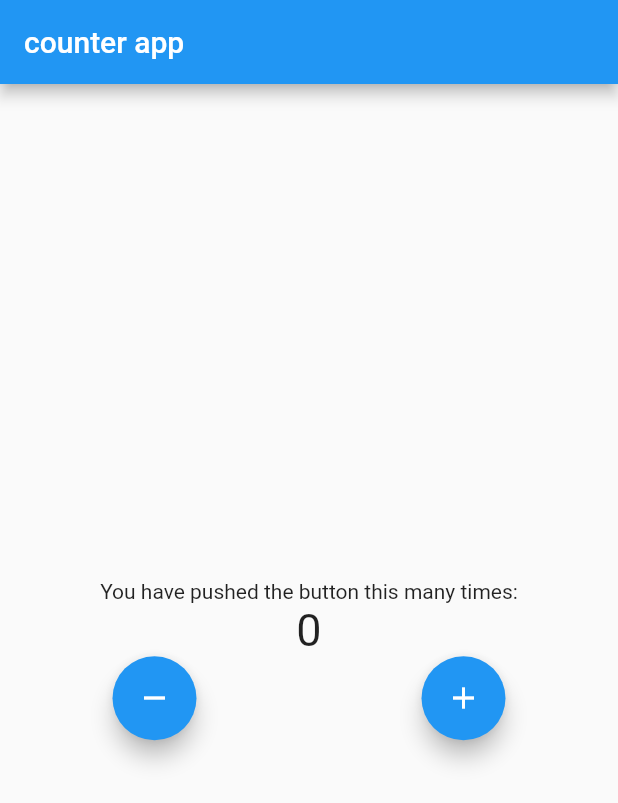
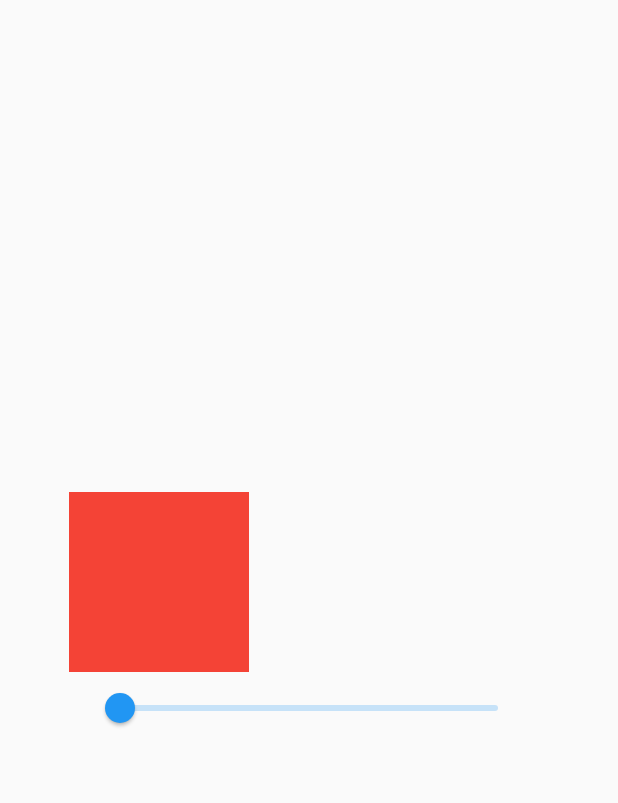
Before and after one commit to bhargav-dobariya/Flutter-Training2, a Flutter app: the screen it shows after launch, on a phone screen of 412 x 824 dp. Shown: the top 803 px of the screen. Run offline on Flutter 3.47's test engine with Material 2 defaults, Android fonts, the phone set to English and light mode, and no system bars.

Commit message:
practice on animation in flutter

```diff
--- a/lib/Screens/home_screen.dart
+++ /dev/null
@@ -1,60 +0,0 @@
-import 'package:flutter/material.dart';
-import 'package:flutter_bloc/flutter_bloc.dart';
-import 'package:google_login_app/cubit/counter_cubit.dart';
-
-class HomePage extends StatefulWidget {
-  const HomePage({Key? key}) : super(key: key);
-
-  @override
-  State<HomePage> createState() => _HomePageState();
-}
-
-class _HomePageState extends State<HomePage> {
-  @override
-  Widget build(BuildContext context) {
-    return Scaffold(
-      appBar: AppBar(
-        title: const Text("counter app"),
-      ),
-      body: Center(
-        child: Column(
-          mainAxisAlignment: MainAxisAlignment.center,
-          children: <Widget>[
-            const Text(
-              'You have pushed the button this many times:',
-            ),
-            BlocBuilder<CounterCubit, CounterState>(
-              builder: (context, state) {
-                return Text(
-                  state.counterValue.toString(),
-                  style: const TextStyle(fontSize: 30),
-                );
-              },
-            ),
-            // const Text("THIS IS WHERE THE COUNTER VALUE SHOULD BE DISPLAYED"),
-            Row(
-              mainAxisAlignment: MainAxisAlignment.spaceAround,
-              children: [
-                FloatingActionButton(
-                  onPressed: () {
-                    BlocProvider.of<CounterCubit>(context).decrement();
-                    // context.bloc<CounterCubit>().decrement();
-                  },
-                  tooltip: "Decrement",
-                  child: const Icon(Icons.remove),
-                ),
-                FloatingActionButton(
-                  onPressed: () {
-                    BlocProvider.of<CounterCubit>(context).increment();
-                  },
-                  tooltip: "Increment",
-                  child: const Icon(Icons.add),
-                ),
-              ],
-            )
-          ],
-        ),
-      ),
-    );
-  }
-}
--- a/lib/cubit/counter_cubit.dart
+++ /dev/null
@@ -1,13 +0,0 @@
-import 'package:bloc/bloc.dart';
-import 'package:meta/meta.dart';
-
-part 'counter_state.dart';
-
-class CounterCubit extends Cubit<CounterState> {
-  CounterCubit() : super(CounterState(counterValue: 0));
-
-  void increment() =>    (CounterState(counterValue: state.counterValue! + 1));
-  void decrement() => emit(CounterState(counterValue: state.counterValue! - 1));
-
-
-}
--- a/lib/cubit/counter_state.dart
+++ /dev/null
@@ -1,6 +0,0 @@
-part of 'counter_cubit.dart';
-
-class CounterState {
-  int? counterValue;
-  CounterState({@required this.counterValue});
-}
--- a/lib/main.dart
+++ b/lib/main.dart
@@ -1,11 +1,5 @@
 import 'package:flutter/material.dart';
-import 'package:flutter_bloc/flutter_bloc.dart';
-import 'package:google_login_app/cubit/counter_cubit.dart';
-import 'package:google_login_app/screens/home_screen.dart';
-import 'cubit/counter_cubit.dart';
-import 'cubit/counter_cubit.dart';
-
-
+import 'package:google_login_app/screens/tween_animation.dart';
 
 void main() {
   runApp(MyApp());
@@ -14,9 +8,7 @@ void main() {
 class MyApp extends StatelessWidget {
   @override
   Widget build(BuildContext context) {
-    return BlocProvider<CounterCubit>(
-      create: (context) => CounterCubit(),
-      child: MaterialApp(debugShowCheckedModeBanner: false, home: HomePage()),
-    );
+    return const MaterialApp(
+        debugShowCheckedModeBanner: false, home: TweenAnimation());
   }
 }
--- /dev/null
+++ b/lib/screens/tween_animation.dart
@@ -0,0 +1,50 @@
+import 'package:flutter/material.dart';
+
+class TweenAnimation extends StatefulWidget {
+  const TweenAnimation({Key? key}) : super(key: key);
+
+  @override
+  State<TweenAnimation> createState() => _TweenAnimationState();
+}
+
+class _TweenAnimationState extends State<TweenAnimation> {
+  double _value = 0.0;
+  @override
+  Widget build(BuildContext context) {
+    return Scaffold(
+      body: Center(
+        child: Column(
+          mainAxisSize: MainAxisSize.min,
+          children: [
+            TweenAnimationBuilder<double>(
+              duration: const Duration(milliseconds: 500),
+              tween: Tween(begin: 0.0, end: _value),
+              child: Container(
+                width: 120,
+                height: 120,
+                color: Colors.red,
+              ),
+              builder: (context, value, child) {
+                return Transform.translate(
+                  offset: Offset(value * 200 - 100, 0),
+                  child: child,
+                );
+              },
+            ),
+            SizedBox(
+              width: 300,
+              child: Slider.adaptive(
+                value: _value,
+                onChanged: (value) => setState(
+                  () {
+                    _value = value;
+                  },
+                ),
+              ),
+            )
+          ],
+        ),
+      ),
+    );
+  }
+}
```
Also changed, not shown: lib/screens/animated_container.dart (added, +50 -0 lines).
